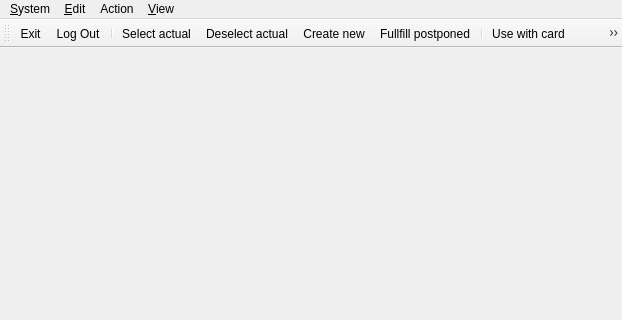
First picture: the form in client/wndmain.ui, repository tbikfalvi/Belenus, before the edit; both pictures show x 0 to 622 and y 0 to 320 of the 622 by 579 pixel window.
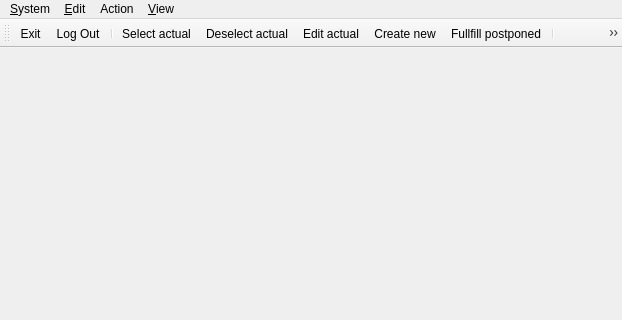
Second picture: the form after the edit.

Patch:
```diff
--- a/client/wndmain.ui
+++ b/client/wndmain.ui
@@ -146,6 +146,7 @@
    <addaction name="separator"/>
    <addaction name="action_PatientSelect"/>
    <addaction name="action_PatientEmpty"/>
+   <addaction name="action_EditActualPatient"/>
    <addaction name="action_PatientNew"/>
    <addaction name="action_PostponedPatient"/>
    <addaction name="separator"/>
@@ -392,6 +393,14 @@
     <string>Validate Serial key ...</string>
    </property>
   </action>
+  <action name="action_EditActualPatient">
+   <property name="text">
+    <string>Edit actual ...</string>
+   </property>
+   <property name="toolTip">
+    <string>Edit actual patient</string>
+   </property>
+  </action>
  </widget>
  <resources/>
  <connections>
```
